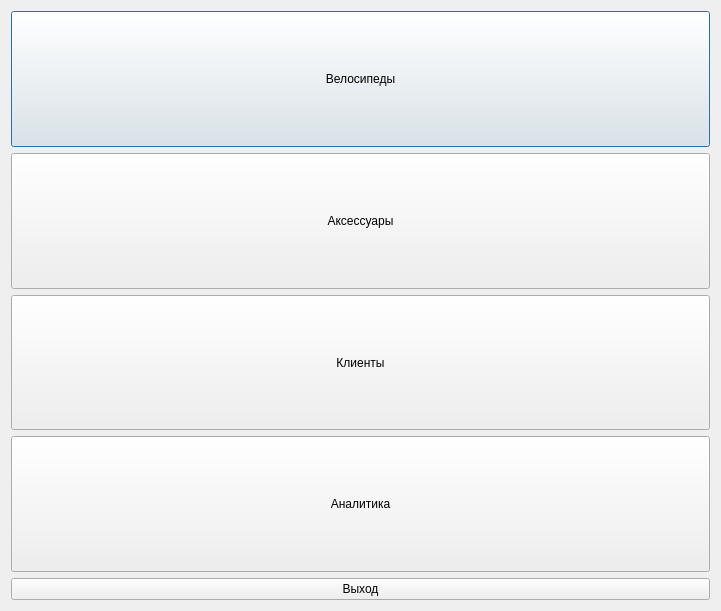
alexkonru/QT-project, file QT_projects/automated_workplace/centralwindow.ui: the form before one commit.
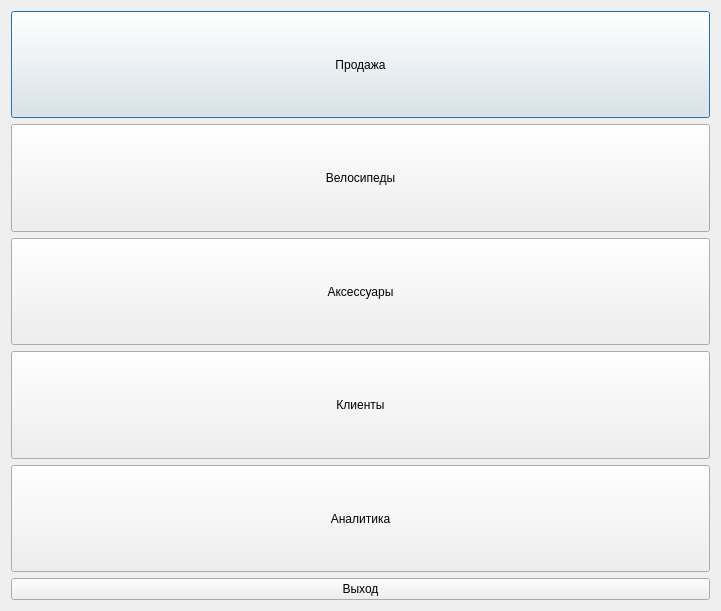
The form after the commit.

Patch:
```diff
--- a/QT_projects/automated_workplace/centralwindow.ui
+++ b/QT_projects/automated_workplace/centralwindow.ui
@@ -14,6 +14,19 @@
    <string>menu</string>
   </property>
   <layout class="QVBoxLayout" name="verticalLayout">
+   <item>
+    <widget class="QPushButton" name="pushButton_3">
+     <property name="sizePolicy">
+      <sizepolicy hsizetype="Minimum" vsizetype="Expanding">
+       <horstretch>0</horstretch>
+       <verstretch>0</verstretch>
+      </sizepolicy>
+     </property>
+     <property name="text">
+      <string>Продажа</string>
+     </property>
+    </widget>
+   </item>
    <item>
     <widget class="QPushButton" name="button1">
      <property name="sizePolicy">
```
